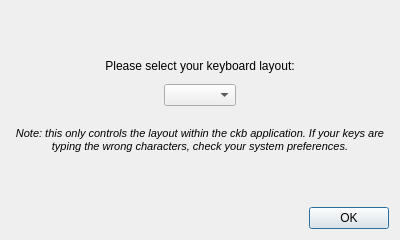
Above: src/gui/layoutdialog.ui from ckb-next/ckb-next before the change. Below: the same form after it.
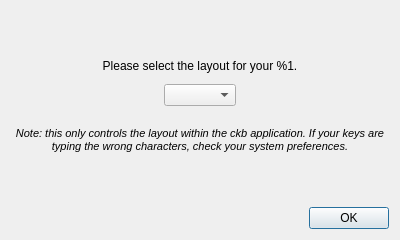
That is the form after the change.

Commit message: Make HW layouts device-specific

```diff
--- a/src/gui/layoutdialog.ui
+++ b/src/gui/layoutdialog.ui
@@ -56,7 +56,7 @@
    <item row="1" column="0" colspan="3">
     <widget class="QLabel" name="label">
      <property name="text">
-      <string>Please select your keyboard layout:</string>
+      <string>Please select the layout for your %1.</string>
      </property>
      <property name="alignment">
       <set>Qt::AlignCenter</set>
```
The commit also changes 12 other files.
